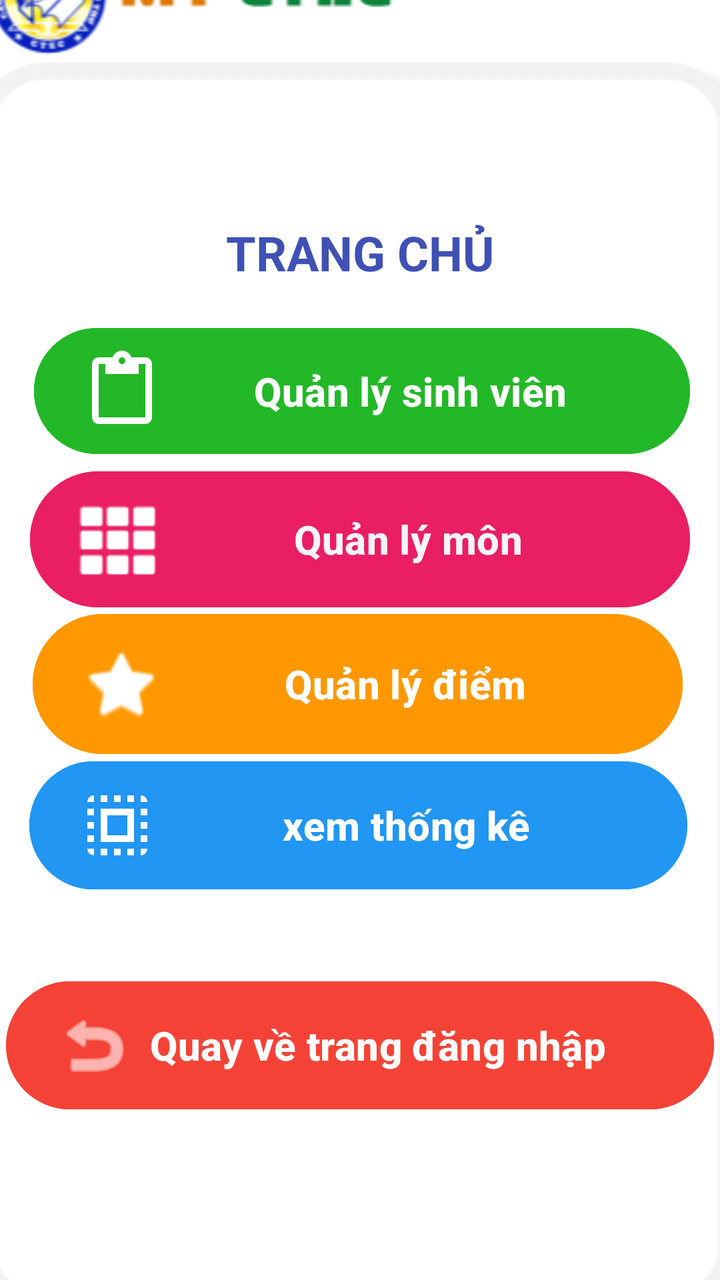
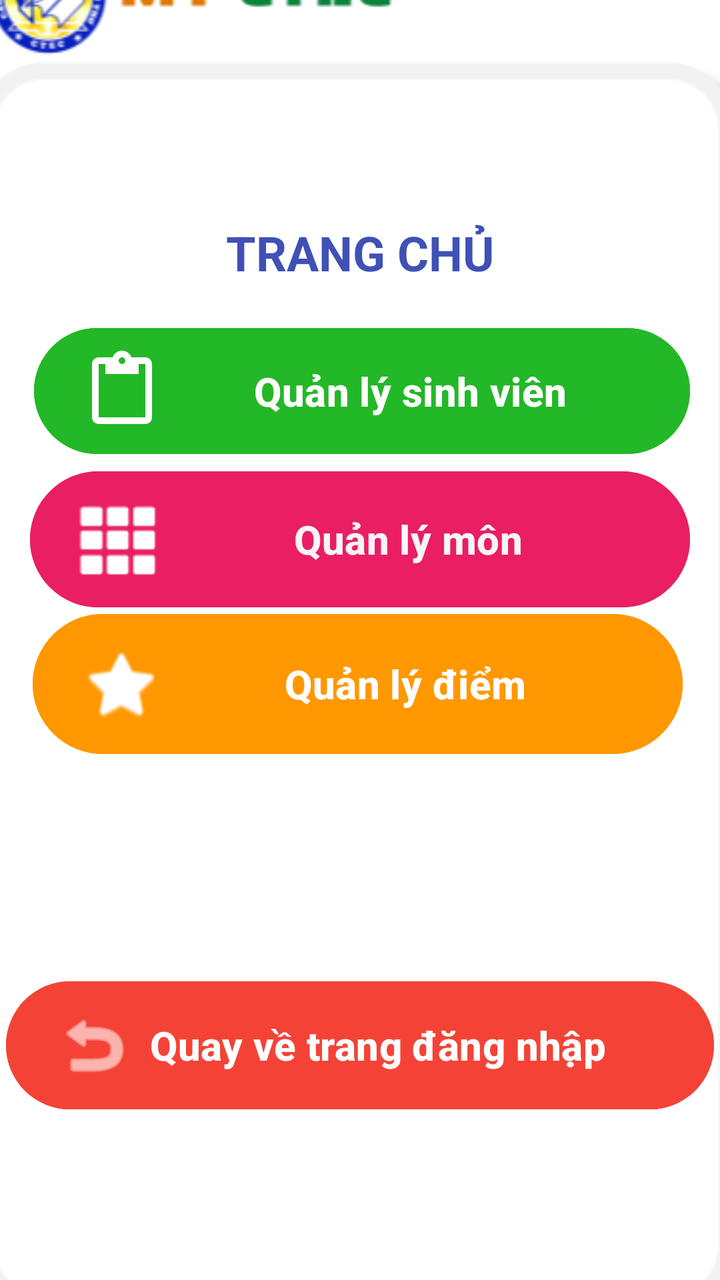

The first picture is an Android layout as it rendered before a commit; the second is the same layout after the commit. The layout source and the unified diff follow.
<!-- AndroidManifest.xml: application theme Theme.MYCTEC1 -->
<!-- res/layout/activity_trangchu2.xml -->
<?xml version="1.0" encoding="utf-8"?>
<androidx.constraintlayout.widget.ConstraintLayout xmlns:android="http://schemas.android.com/apk/res/android"
    xmlns:app="http://schemas.android.com/apk/res-auto"
    xmlns:tools="http://schemas.android.com/tools"
    android:id="@+id/main"
    android:layout_width="match_parent"
    android:layout_height="match_parent"
    android:backgroundTint="#1CCA22"
    tools:context=".trangchu">

    <ImageView
        android:id="@+id/imageView2"
        android:layout_width="408dp"
        android:layout_height="730dp"
        app:layout_constraintBottom_toBottomOf="parent"
        app:layout_constraintEnd_toEndOf="parent"
        app:layout_constraintStart_toStartOf="parent"
        app:layout_constraintTop_toTopOf="parent"
        app:srcCompat="@drawable/screenshot_2026_01_31_101516" />

    <TextView
        android:id="@+id/textView3"
        android:layout_width="wrap_content"
        android:layout_height="wrap_content"
        android:text="TRANG CHỦ"
        android:textColor="#3F51B5"
        android:textSize="24sp"
        android:textStyle="bold"
        app:layout_constraintBottom_toBottomOf="parent"
        app:layout_constraintEnd_toEndOf="parent"
        app:layout_constraintStart_toStartOf="parent"
        app:layout_constraintTop_toTopOf="parent"
        app:layout_constraintVertical_bias="0.181" />

    <Button
        android:id="@+id/btn_ql"
        android:layout_width="328dp"
        android:layout_height="71dp"
        android:backgroundTint="#23B828"
        android:text="Quản lý sinh viên"
        android:textSize="20sp"
        android:textStyle="bold"
        app:icon="?attr/actionModePasteDrawable"
        app:iconSize="40dp"
        app:layout_constraintBottom_toBottomOf="parent"
        app:layout_constraintEnd_toEndOf="parent"
        app:layout_constraintHorizontal_bias="0.53"
        app:layout_constraintStart_toStartOf="parent"
        app:layout_constraintTop_toTopOf="parent"
        app:layout_constraintVertical_bias="0.281" />

    <Button
        android:id="@+id/btn_tk"
        android:layout_width="329dp"
        android:layout_height="72dp"
        android:backgroundTint="#2196F3"
        android:text="xem thống kê"
        android:textSize="20sp"
        android:textStyle="bold"
        app:icon="?attr/actionModeSelectAllDrawable"
        app:iconSize="40dp"
        app:layout_constraintBottom_toBottomOf="parent"
        app:layout_constraintEnd_toEndOf="parent"
        app:layout_constraintHorizontal_bias="0.471"
        app:layout_constraintStart_toStartOf="parent"
        app:layout_constraintTop_toTopOf="parent"
        app:layout_constraintVertical_bias="0.663" />

    <Button
        android:id="@+id/btn_mon"
        android:layout_width="330dp"
        android:layout_height="76dp"
        android:backgroundTint="#E91E63"
        android:text="Quản lý môn"
        android:textColor="#F7F4F8"
        android:textSize="20sp"
        android:textStyle="bold"
        app:icon="@android:drawable/ic_dialog_dialer"
        app:iconSize="40dp"
        app:layout_constraintBottom_toBottomOf="parent"
        app:layout_constraintEnd_toEndOf="parent"
        app:layout_constraintStart_toStartOf="parent"
        app:layout_constraintTop_toTopOf="parent"
        app:layout_constraintVertical_bias="0.411" />

    <Button
        android:id="@+id/btn_diem"
        android:layout_width="325dp"
        android:layout_height="78dp"
        android:backgroundTint="#FF9800"
        android:text="Quản lý điểm"
        android:textSize="20sp"
        android:textStyle="bold"
        app:icon="@android:drawable/btn_star_big_on"
        app:iconSize="40dp"
        app:layout_constraintBottom_toBottomOf="parent"
        app:layout_constraintEnd_toEndOf="parent"
        app:layout_constraintHorizontal_bias="0.465"
        app:layout_constraintStart_toStartOf="parent"
        app:layout_constraintTop_toTopOf="parent"
        app:layout_constraintVertical_bias="0.539" />

    <Button
        android:id="@+id/btn_thoat"
        android:layout_width="354dp"
        android:layout_height="72dp"
        android:backgroundTint="#F44336"
        android:text="Quay về trang đăng nhập"
        android:textAlignment="viewStart"
        android:textSize="20sp"
        android:textStyle="bold"
        app:icon="@android:drawable/ic_menu_revert"
        app:iconSize="40dp"
        app:layout_constraintBottom_toBottomOf="parent"
        app:layout_constraintEnd_toEndOf="parent"
        app:layout_constraintHorizontal_bias="0.491"
        app:layout_constraintStart_toStartOf="parent"
        app:layout_constraintTop_toTopOf="parent"
        app:layout_constraintVertical_bias="0.857" />

</androidx.constraintlayout.widget.ConstraintLayout>
<!-- resources referenced by this layout -->
<resources>
  <!-- drawable screenshot_2026_01_31_101516: png bitmap (drawable, 27394 bytes) -->
  <style name="Theme.MYCTEC1" parent="Base.Theme.MYCTEC1" />
  <style name="Base.Theme.MYCTEC1" parent="Theme.Material3.DayNight.NoActionBar">
          
          
      </style>
</resources>

<!-- the commit's change to res/layout/activity_trangchu2.xml (unified diff, before → after) -->
@@ -48,23 +48,6 @@
         app:layout_constraintStart_toStartOf="parent"
         app:layout_constraintTop_toTopOf="parent"
         app:layout_constraintVertical_bias="0.281" />
-
-    <Button
-        android:id="@+id/btn_tk"
-        android:layout_width="329dp"
-        android:layout_height="72dp"
-        android:backgroundTint="#2196F3"
-        android:text="xem thống kê"
-        android:textSize="20sp"
-        android:textStyle="bold"
-        app:icon="?attr/actionModeSelectAllDrawable"
-        app:iconSize="40dp"
-        app:layout_constraintBottom_toBottomOf="parent"
-        app:layout_constraintEnd_toEndOf="parent"
-        app:layout_constraintHorizontal_bias="0.471"
-        app:layout_constraintStart_toStartOf="parent"
-        app:layout_constraintTop_toTopOf="parent"
-        app:layout_constraintVertical_bias="0.663" />
 
     <Button
         android:id="@+id/btn_mon"
